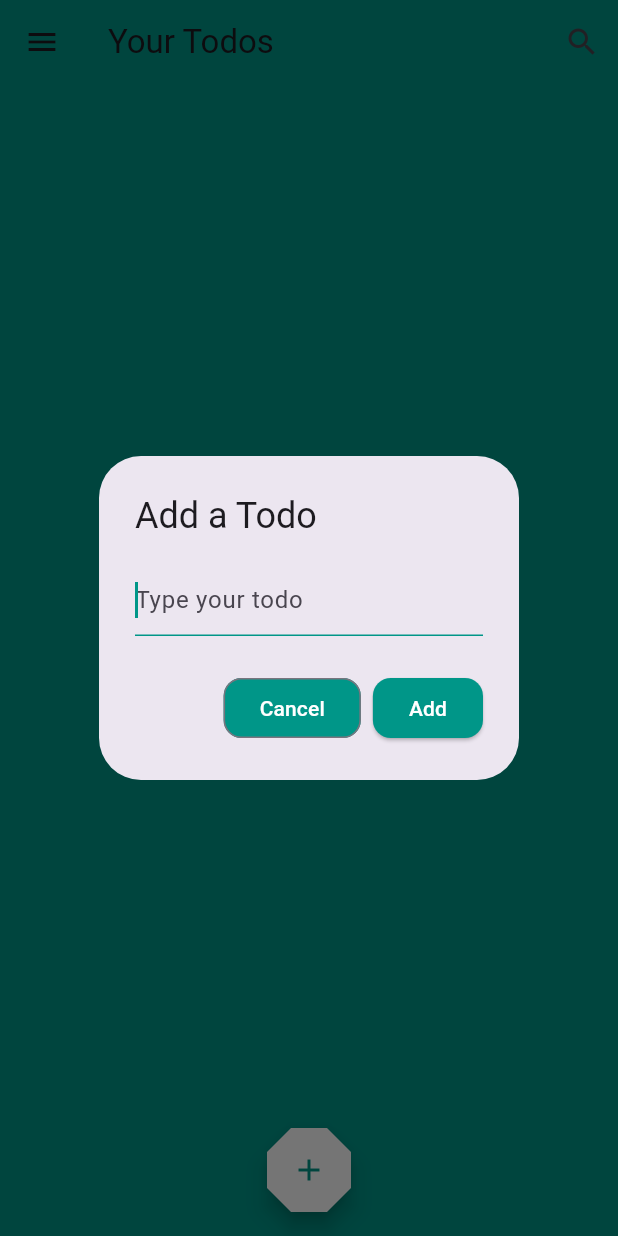
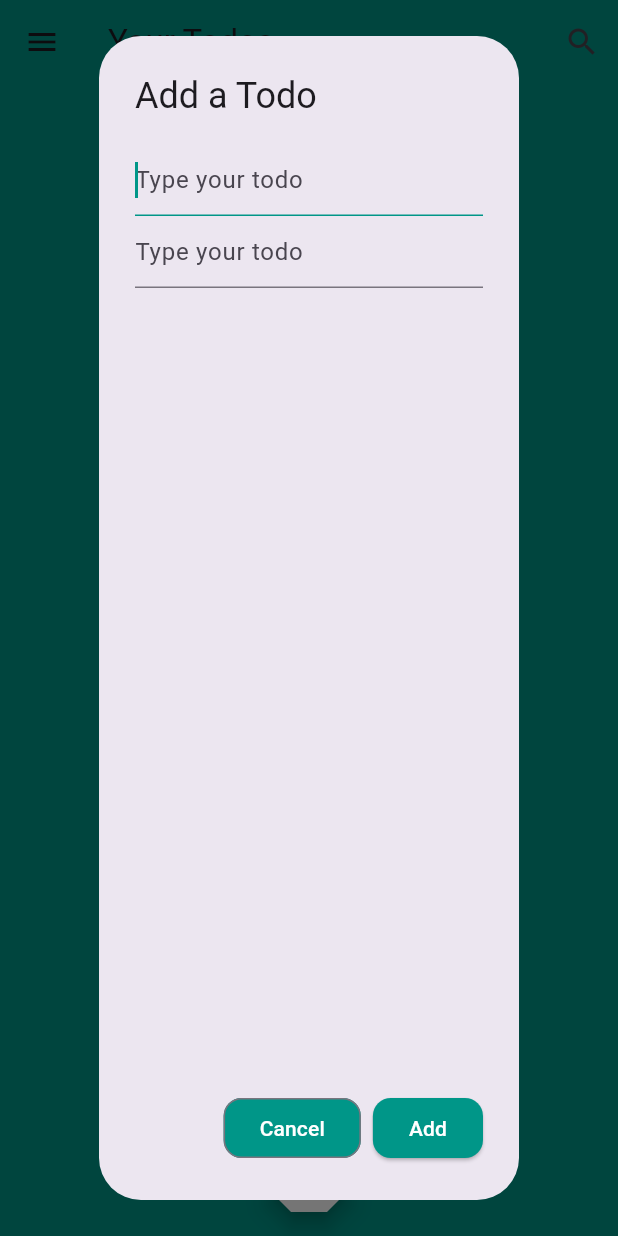
Before and after one commit to OrMizL/todo_app, a Flutter app: the screen it shows after launch, after a tap on the "add" icon, on a phone screen of 412 x 824 dp. Run offline on Flutter 3.47's test engine with Material 3 defaults, Android fonts, the phone set to English and light mode, and no system bars.

Commit message:
fixed main title, todo class changes, started adding a description for todos

```diff
--- a/lib/main.dart
+++ b/lib/main.dart
@@ -11,7 +11,7 @@ class TodoApp extends StatelessWidget {
   @override
   Widget build(BuildContext context) {
     return MaterialApp(
-      title: 'Simple Flutter App',
+      title: 'The TODO list of the future',
       theme: ThemeData(
         primarySwatch: Colors.blue,
       ),
--- a/lib/src/models/todo.dart
+++ b/lib/src/models/todo.dart
@@ -1,7 +1,7 @@
 class Todo {
-  String name;
+  String title;
   String description;
   bool completed;
 
-  Todo({required this.name, this.description = '', required this.completed});
+  Todo({required this.title, this.description = '', this.completed = false});
 }
--- a/lib/src/screens/main_screen.dart
+++ b/lib/src/screens/main_screen.dart
@@ -24,7 +24,7 @@ class _MainScreenState extends State<MainScreen> {
     final Todo? newTodo = await dialogService.showAddTodoDialog();
     if (newTodo != null) {
       setState(() {
-        _todos.add(Todo(name: newTodo.name, completed: false));
+        _todos.add(newTodo);
       });
     }
   }
@@ -37,7 +37,7 @@ class _MainScreenState extends State<MainScreen> {
 
   void _handleTodoDelete(Todo todo) {
     setState(() {
-      _todos.removeWhere((element) => element.name == todo.name);
+      _todos.removeWhere((element) => element.title == todo.title);
     });
   }
 
@@ -93,9 +93,10 @@ class _MainScreenState extends State<MainScreen> {
         ),
       ),
       body: TodoList(
-          todos: _todos,
-          onTodoChange: _handleTodoChange,
-          onTodoDelete: _handleTodoDelete),
+        todos: _todos,
+        onTodoChange: _handleTodoChange,
+        onTodoDelete: _handleTodoDelete,
+      ),
       backgroundColor: Colors.teal,
       floatingActionButton: FloatingActionButton(
         onPressed: _handleAddTodo,
--- a/lib/src/widgets/add_todo_dialog.dart
+++ b/lib/src/widgets/add_todo_dialog.dart
@@ -4,14 +4,18 @@ import 'package:todo_app/src/models/todo.dart';
 class AddTodoDialog extends StatelessWidget {
   AddTodoDialog({super.key});
 
-  final TextEditingController textFieldController = TextEditingController();
+  final TextEditingController titleFieldController = TextEditingController();
+  final TextEditingController descriptionFieldController =
+      TextEditingController();
 
   @override
   Widget build(BuildContext context) {
     return AlertDialog(
       title: const Text('Add a Todo'),
-      content: TextField(
-        controller: textFieldController,
+      content: Column(
+        children: [
+          TextField(
+            controller: titleFieldController,
             decoration: const InputDecoration(
               hintText: 'Type your todo',
               focusedBorder: UnderlineInputBorder(
@@ -20,6 +24,19 @@ class AddTodoDialog extends StatelessWidget {
             ),
             autofocus: true,
             cursorColor: Colors.teal,
+          ),
+          TextField(
+            controller: titleFieldController,
+            decoration: const InputDecoration(
+              hintText: 'Type your todo',
+              focusedBorder: UnderlineInputBorder(
+                borderSide: BorderSide(color: Colors.teal),
+              ),
+            ),
+            autofocus: true,
+            cursorColor: Colors.teal,
+          ),
+        ],
       ),
       actions: <Widget>[
         OutlinedButton(
@@ -44,11 +61,8 @@ class AddTodoDialog extends StatelessWidget {
             foregroundColor: Colors.white,
           ),
           onPressed: () {
-            // Navigator.of(context).pop();
-            Navigator.pop(context,
-                Todo(name: textFieldController.text, completed: false));
-            textFieldController.clear();
-            // _addTodoItem(textFieldController.text);
+            Navigator.pop(context, Todo(title: titleFieldController.text));
+            titleFieldController.clear();
           },
           child: const Text('Add'),
         ),
--- a/lib/src/widgets/todo_item.dart
+++ b/lib/src/widgets/todo_item.dart
@@ -37,7 +37,7 @@ class TodoItem extends StatelessWidget {
       ),
       title: Row(children: <Widget>[
         Expanded(
-          child: Text(todo.name, style: _getTextStyle(todo.completed)),
+          child: Text(todo.title, style: _getTextStyle(todo.completed)),
         ),
         IconButton(
           iconSize: 30,
```
Lines whose indentation alone changed are shown as unchanged.
